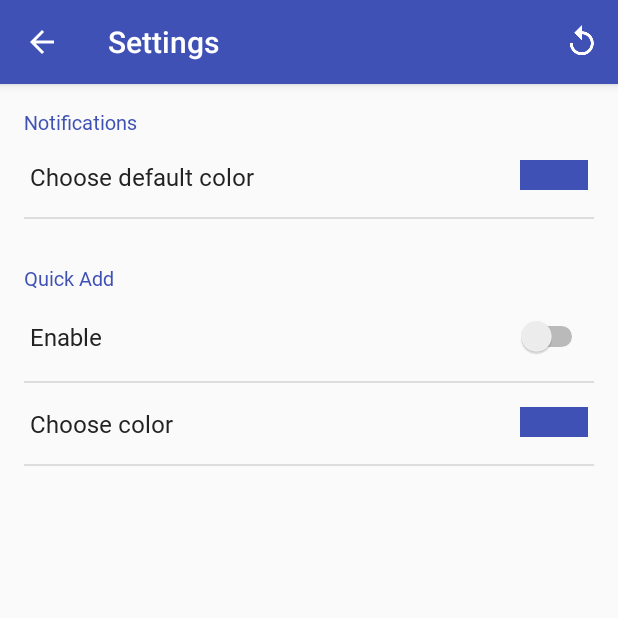
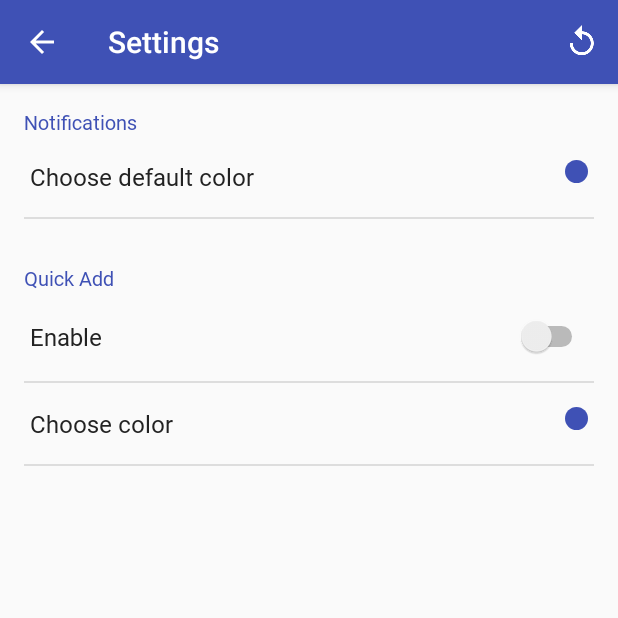
Before and after one commit to rulyox/MyNoti, an Android app: the SettingsActivity screen opened directly, with no data from a screen before it, after a tap on "Reset settings", on a phone screen of 412 x 824 dp, the top half of it. Run offline under Robolectric (Android 15) with nearby library versions, the phone set to English and light mode, and no system bars.

Commit message:
Changed color preview to circle

```diff
--- a/app/src/main/java/zyon/notifier/activity/SettingsActivity.kt
+++ b/app/src/main/java/zyon/notifier/activity/SettingsActivity.kt
@@ -3,6 +3,8 @@ package zyon.notifier.activity
 import android.app.Activity
 import android.content.*
 import android.graphics.Color
+import android.graphics.drawable.Drawable
+import android.graphics.drawable.GradientDrawable
 import android.os.Bundle
 import android.view.Menu
 import android.view.MenuItem
@@ -97,7 +99,8 @@ class SettingsActivity : AppCompatActivity() {
     // notification settings
     private fun setNoti() {
 
-        color_preview.setBackgroundColor(Color.parseColor(notiColor))
+        val background: Drawable = color_preview.background
+        if(background is GradientDrawable) background.setColor(Color.parseColor(notiColor))
 
         // choose color
         color_choose.setOnClickListener {
@@ -122,7 +125,9 @@ class SettingsActivity : AppCompatActivity() {
                         val editor = prefs!!.edit()
                         editor.putString("NOTIFICATION_COLOR", notiColor)
                         editor.apply()
-                        color_preview!!.setBackgroundColor(Color.parseColor(notiColor))
+
+                        val background: Drawable = color_preview.background
+                        if(background is GradientDrawable) background.setColor(Color.parseColor(notiColor))
 
                     }
 
@@ -143,7 +148,8 @@ class SettingsActivity : AppCompatActivity() {
     // quick add settings
     private fun setQA() {
 
-        qa_color_preview.setBackgroundColor(Color.parseColor(qaColor))
+        val background: Drawable = qa_color_preview.background
+        if(background is GradientDrawable) background.setColor(Color.parseColor(qaColor))
 
         val qaIntent = Intent(this@SettingsActivity, QuickAddService::class.java)
 
@@ -200,7 +206,9 @@ class SettingsActivity : AppCompatActivity() {
                         editor.apply()
                         qaIntent.putExtra("check", qaShow.toString() + "")
                         startService(qaIntent)
-                        qa_color_preview!!.setBackgroundColor(Color.parseColor(qaColor))
+
+                        val background: Drawable = qa_color_preview.background
+                        if(background is GradientDrawable) background.setColor(Color.parseColor(qaColor))
 
                     }
 
@@ -231,9 +239,13 @@ class SettingsActivity : AppCompatActivity() {
         editor.putString("QUICK_ADD_COLOR", qaColor)
         editor.apply()
 
-        color_preview!!.setBackgroundColor(Color.parseColor(notiColor))
         switch_quickadd.isChecked = qaShow
-        qa_color_preview!!.setBackgroundColor(Color.parseColor(qaColor))
+
+        val notiColorBackground: Drawable = color_preview.background
+        if(notiColorBackground is GradientDrawable) notiColorBackground.setColor(Color.parseColor(notiColor))
+
+        val qaColorBackground: Drawable = qa_color_preview.background
+        if(qaColorBackground is GradientDrawable) qaColorBackground.setColor(Color.parseColor(qaColor))
 
         val qaIntent = Intent(this@SettingsActivity, QuickAddService::class.java)
         qaIntent.putExtra("use", false)
--- /dev/null
+++ b/app/src/main/res/drawable/shape_circle.xml
@@ -0,0 +1,6 @@
+<?xml version="1.0" encoding="utf-8"?>
+<shape
+    xmlns:android="http://schemas.android.com/apk/res/android"
+    android:shape="oval" >
+
+</shape>
--- a/app/src/main/res/layout/activity_set.xml
+++ b/app/src/main/res/layout/activity_set.xml
@@ -42,8 +42,9 @@
                 android:layout_weight="1" />
             <View
                 android:id="@+id/color_preview"
-                android:layout_width="45sp"
-                android:layout_height="20sp" />
+                android:layout_width="15dp"
+                android:layout_height="15dp"
+                android:background="@drawable/shape_circle"/>
         </LinearLayout>
 
         <View
@@ -109,8 +110,9 @@
                 android:layout_weight="1" />
             <View
                 android:id="@+id/qa_color_preview"
-                android:layout_width="45sp"
-                android:layout_height="20sp" />
+                android:layout_width="15dp"
+                android:layout_height="15dp"
+                android:background="@drawable/shape_circle"/>
         </LinearLayout>
 
         <View
--- a/app/src/main/res/layout/dialog_add.xml
+++ b/app/src/main/res/layout/dialog_add.xml
@@ -65,8 +65,9 @@
 			android:layout_weight="1" />
 		<View
 			android:id="@+id/color_preview_add"
-			android:layout_width="45sp"
-			android:layout_height="20sp" />
+			android:layout_width="15dp"
+			android:layout_height="15dp"
+			android:background="@drawable/shape_circle"/>
 
 	</LinearLayout>
 
--- a/app/src/main/res/layout/dialog_edit.xml
+++ b/app/src/main/res/layout/dialog_edit.xml
@@ -65,8 +65,9 @@
             android:layout_weight="1" />
         <View
             android:id="@+id/color_preview_add"
-            android:layout_width="45sp"
-            android:layout_height="20sp" />
+            android:layout_width="15dp"
+            android:layout_height="15dp"
+            android:background="@drawable/shape_circle"/>
 
     </LinearLayout>
 
--- a/app/src/main/res/layout/item.xml
+++ b/app/src/main/res/layout/item.xml
@@ -10,8 +10,9 @@
 
     <View
         android:id="@+id/list_main_color"
-        android:layout_width="8dp"
-        android:layout_height="match_parent" />
+        android:layout_width="15dp"
+        android:layout_height="15dp"
+        android:background="@drawable/shape_circle"/>
 
     <Space
         android:layout_width="16dp"
--- a/app/src/main/res/values/styles.xml
+++ b/app/src/main/res/values/styles.xml
@@ -19,7 +19,7 @@
         <item name="colorPrimary">@color/colorPrimary</item>
         <item name="colorPrimaryDark">@color/colorPrimaryDark</item>
         <item name="colorAccent">@color/colorAccent</item>
-        <item name="android:windowBackground">@drawable/dialog_corner</item>
+        <item name="android:windowBackground">@drawable/shape_dialog</item>
         <item name="android:background">@color/colorBackground</item>
     </style>
 
```
Also changed, not shown: app/src/main/java/zyon/notifier/activity/AddDialogActivity.kt (+9 -8 lines), app/src/main/java/zyon/notifier/activity/EditDialogActivity.kt (+8 -2 lines), app/src/main/java/zyon/notifier/adapter/NotificationAdapter.kt (+11 -3 lines), app/src/main/res/drawable/shape_dialog.xml (renamed from app/src/main/res/drawable/dialog_corner.xml).
